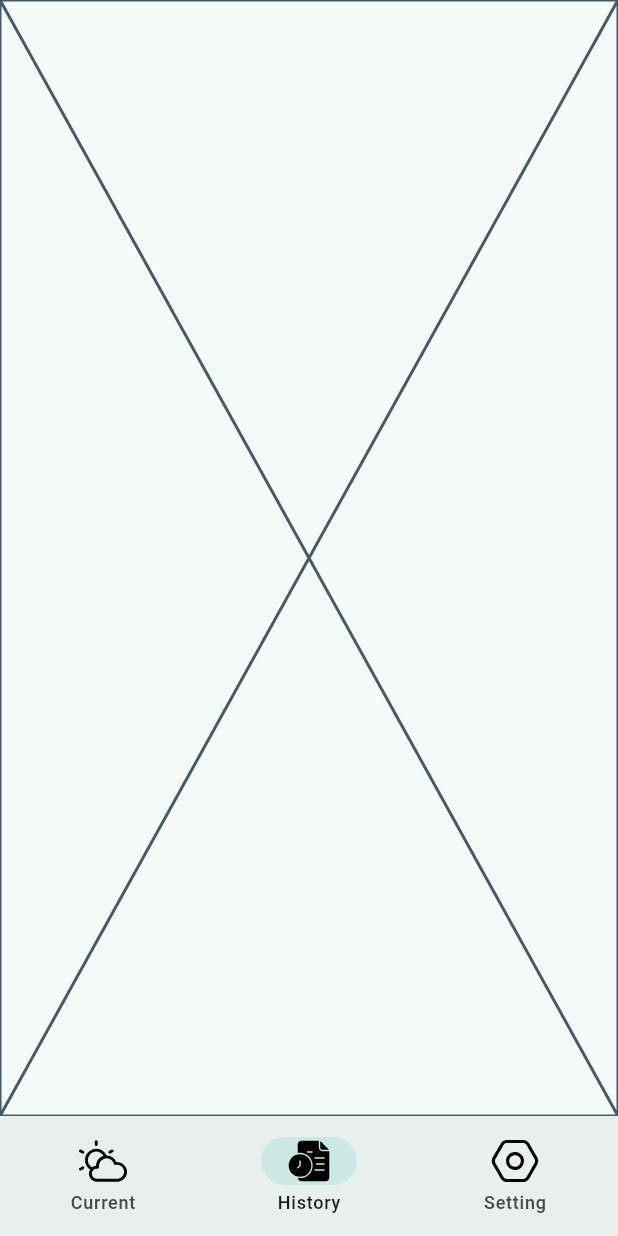
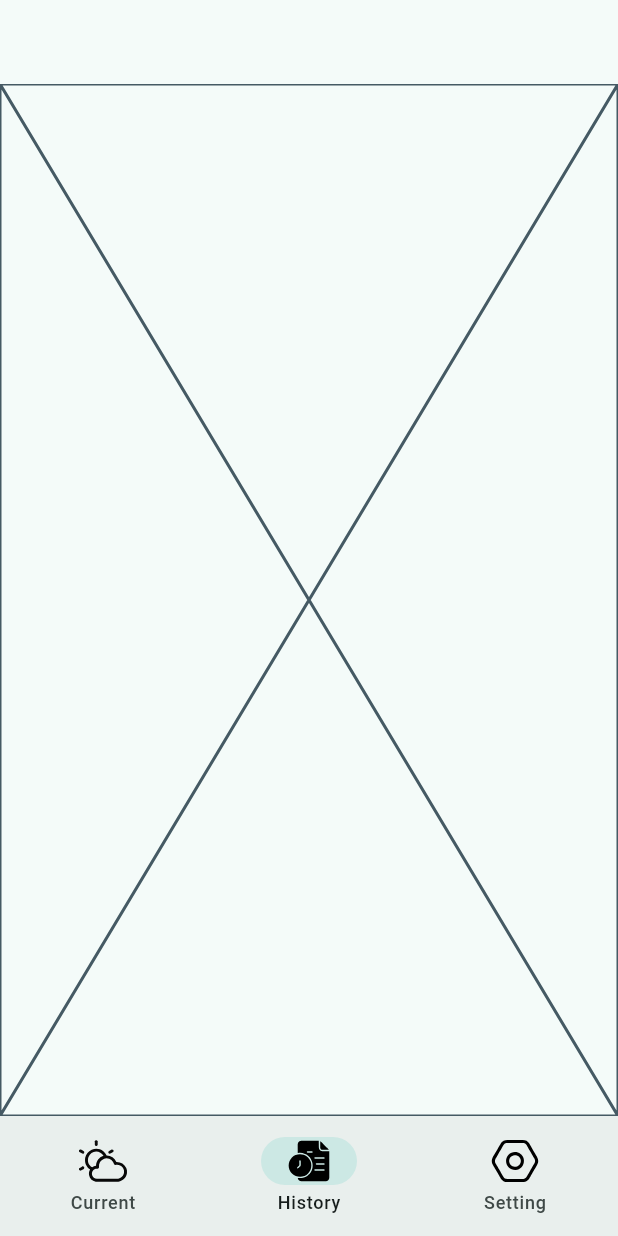
Before and after one commit to NikitaMasev/weather_app, a Flutter app: the screen it shows after launch, swiped to page 2, on a phone screen of 412 x 824 dp. Run offline on Flutter 3.47's test engine with Material 3 defaults, Android fonts, the phone set to English and light mode, and no system bars; our stand-ins replace flutter_svg, sentry_flutter, shared_preferences, vector_graphics; generated files the repository leaves out were written again.

Commit message:
test changing nav and status color scheme through systemOverlayStyle in AppBar;

```diff
--- a/lib/presentation/pages/main_flow/home_page.dart
+++ b/lib/presentation/pages/main_flow/home_page.dart
@@ -77,6 +77,7 @@ class _HomePageState extends State<HomePage> {
 
   @override
   Widget build(final BuildContext context) {
+    final theme = Theme.of(context);
     final body = PageView(
       controller: _pageController,
       onPageChanged: _onPageViewSwiped,
@@ -97,6 +98,19 @@ class _HomePageState extends State<HomePage> {
               selectedIndex: _selectedTabIndex,
               onDestinationSelected: _onBottomNavBarSelected,
               iconSize: _navBarIconSize,
+            appBar: AppBar(
+              systemOverlayStyle: SystemUiOverlayStyle(
+                statusBarColor: Colors.transparent,
+                systemNavigationBarColor: theme.colorScheme.surfaceContainer,
+                statusBarIconBrightness: theme.brightness == Brightness.light
+                    ? Brightness.dark
+                    : Brightness.light,
+                systemNavigationBarIconBrightness:
+                theme.brightness == Brightness.light
+                    ? Brightness.dark
+                    : Brightness.light,
+              ),
+            ),
             ),
           _ => ScaffoldHomeNavRail(
               body: body,
--- a/lib/presentation/widgets/home/scaffold_home_nav_bar.dart
+++ b/lib/presentation/widgets/home/scaffold_home_nav_bar.dart
@@ -8,6 +8,7 @@ class ScaffoldHomeNavBar extends StatelessWidget {
     required this.selectedIndex,
     required this.onDestinationSelected,
     required this.iconSize,
+    required this.appBar,
     super.key,
   });
 
@@ -15,10 +16,12 @@ class ScaffoldHomeNavBar extends StatelessWidget {
   final int selectedIndex;
   final ValueChanged<int> onDestinationSelected;
   final double iconSize;
+  final AppBar appBar;
 
   @override
   Widget build(final BuildContext context) => Scaffold(
       body: body,
+      appBar: appBar,
       bottomNavigationBar: NavigationBar(
         selectedIndex: selectedIndex,
         onDestinationSelected: onDestinationSelected,
```
Also changed, not shown: lib/presentation/pages/start_flow/splash_page.dart (+35 -3 lines), lib/presentation/theming/controllers/platform_bar_controller.dart (+10 -10 lines), pubspec.lock.
